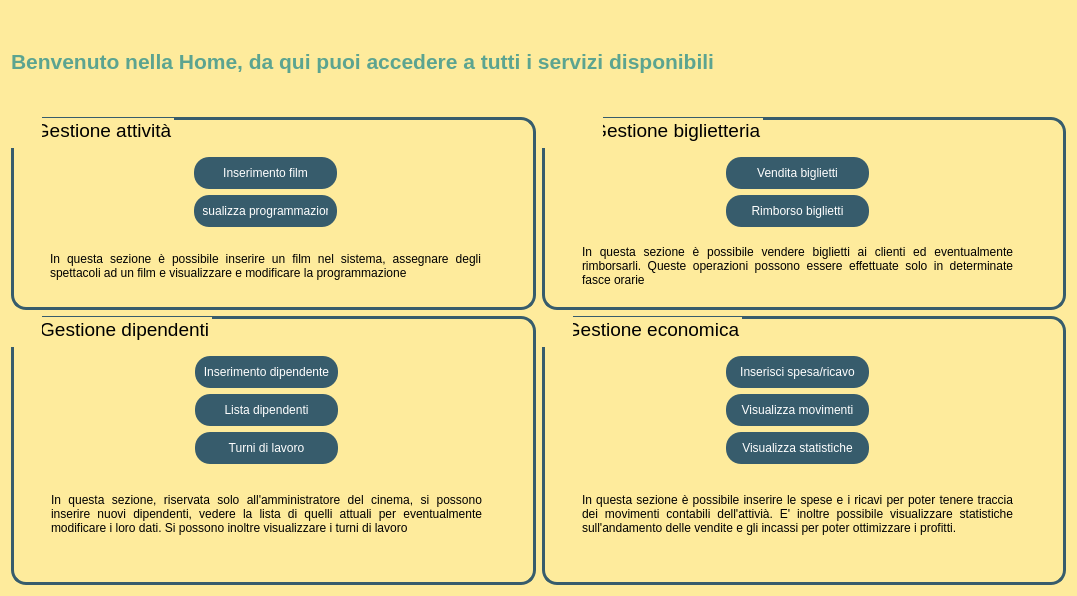
StracciaMatteo/GestioneCinema, file home/view/HOME.ui: the form before one commit.
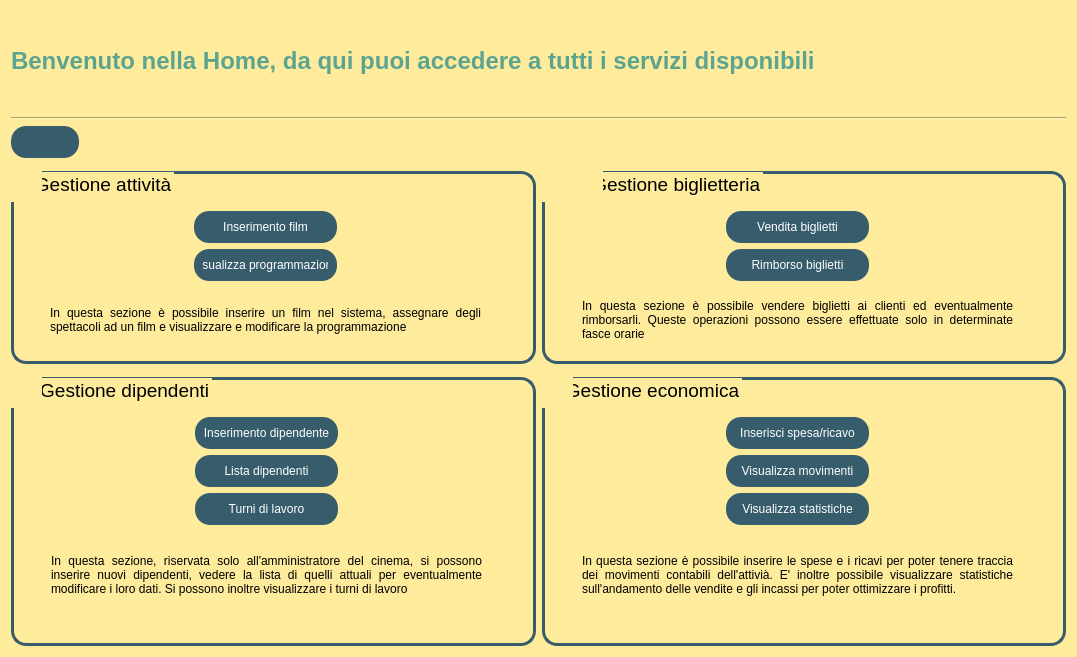
The form after the commit. Icons and pictures are not drawn.

Diff of the .ui file:
```diff
--- a/home/view/HOME.ui
+++ b/home/view/HOME.ui
@@ -7,7 +7,7 @@
     <x>0</x>
     <y>0</y>
     <width>1075</width>
-    <height>594</height>
+    <height>657</height>
    </rect>
   </property>
   <property name="windowTitle">
@@ -65,7 +65,7 @@
      </property>
      <property name="font">
       <font>
-       <pointsize>16</pointsize>
+       <pointsize>18</pointsize>
        <weight>75</weight>
        <bold>true</bold>
       </font>
@@ -78,6 +78,66 @@
      </property>
     </widget>
    </item>
+   <item>
+    <widget class="Line" name="line">
+     <property name="sizePolicy">
+      <sizepolicy hsizetype="Preferred" vsizetype="Fixed">
+       <horstretch>0</horstretch>
+       <verstretch>0</verstretch>
+      </sizepolicy>
+     </property>
+     <property name="orientation">
+      <enum>Qt::Horizontal</enum>
+     </property>
+    </widget>
+   </item>
+   <item>
+    <layout class="QHBoxLayout" name="horizontalLayout_11">
+     <item>
+      <widget class="QPushButton" name="btn_torna">
+       <property name="sizePolicy">
+        <sizepolicy hsizetype="Fixed" vsizetype="Fixed">
+         <horstretch>0</horstretch>
+         <verstretch>0</verstretch>
+        </sizepolicy>
+       </property>
+       <property name="styleSheet">
+        <string notr="true"/>
+       </property>
+       <property name="icon">
+        <iconset>
+         <normaloff>../../images/Torna-Indietro-icon.png</normaloff>../../images/Torna-Indietro-icon.png</iconset>
+       </property>
+       <property name="iconSize">
+        <size>
+         <width>20</width>
+         <height>20</height>
+        </size>
+       </property>
+      </widget>
+     </item>
+     <item>
+      <widget class="QLabel" name="label_login_session">
+       <property name="sizePolicy">
+        <sizepolicy hsizetype="Preferred" vsizetype="Fixed">
+         <horstretch>0</horstretch>
+         <verstretch>0</verstretch>
+        </sizepolicy>
+       </property>
+       <property name="font">
+        <font>
+         <pointsize>16</pointsize>
+         <weight>75</weight>
+         <bold>true</bold>
+        </font>
+       </property>
+       <property name="styleSheet">
+        <string notr="true">color: rgb(92, 164, 144);</string>
+       </property>
+      </widget>
+     </item>
+    </layout>
+   </item>
    <item>
     <layout class="QGridLayout" name="gridLayout_4">
      <item row="1" column="1" alignment="Qt::AlignHCenter|Qt::AlignVCenter">
```
